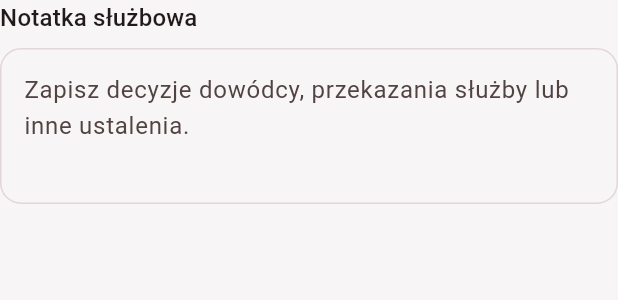
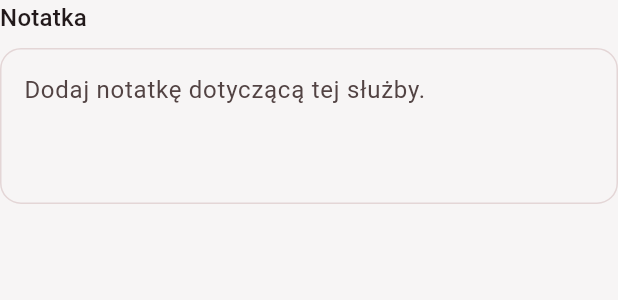
Before and after one commit to kroxon/Spark, a Flutter app: the DayNoteSection widget shown alone on an empty page, opened directly with empty values, on a phone screen of 412 x 824 dp. Shown: the top 300 px of the screen. Run offline on Flutter 3.47's test engine with Material 3 defaults, Android fonts, the phone set to English and light mode, and no system bars; our stand-ins replace cloud_firestore, firebase_auth, firebase_core, flutter_riverpod, flutter_signin_button, go_router and 1 more; accounts and stored records are empty; generated files the repository leaves out were written again; network calls fail; statements that could not run were skipped.

Commit message:
fix(dialog): Minor UI tweaks

```diff
--- a/lib/features/calendar/widgets/day_detail/day_incidents_section.dart
+++ b/lib/features/calendar/widgets/day_detail/day_incidents_section.dart
@@ -82,7 +82,7 @@ class _DayIncidentsSectionState extends State<DayIncidentsSection> {
   Widget _buildEmptyState(ThemeData theme) {
     return Container(
       width: double.infinity,
-      padding: const EdgeInsets.symmetric(horizontal: 16, vertical: 32),
+      padding: const EdgeInsets.symmetric(horizontal: 16, vertical: 16),
       decoration: BoxDecoration(
         color: theme.colorScheme.surfaceContainerHigh,
         borderRadius: BorderRadius.circular(16),
@@ -98,7 +98,7 @@ class _DayIncidentsSectionState extends State<DayIncidentsSection> {
             size: 28,
             color: theme.colorScheme.onSurfaceVariant,
           ),
-          const SizedBox(height: 12),
+          const SizedBox(height: 4),
           Text('Nie dodano żadnych zdarzeń dla tej służby.',
            style: theme.textTheme.titleSmall),
         ],
--- a/lib/features/calendar/widgets/day_detail/day_note_section.dart
+++ b/lib/features/calendar/widgets/day_detail/day_note_section.dart
@@ -14,7 +14,7 @@ class DayNoteSection extends StatelessWidget {
       crossAxisAlignment: CrossAxisAlignment.start,
       children: [
         Text(
-          'Notatka służbowa',
+          'Notatka',
           style: Theme.of(context).textTheme.titleMedium,
         ),
         const SizedBox(height: 8),
@@ -23,7 +23,7 @@ class DayNoteSection extends StatelessWidget {
           minLines: 3,
           maxLines: 6,
           decoration: const InputDecoration(
-            hintText: 'Zapisz decyzje dowódcy, przekazania służby lub inne ustalenia.',
+            hintText: 'Dodaj notatkę dotyczącą tej służby.',
             border: OutlineInputBorder(),
           ),
         ),
```
